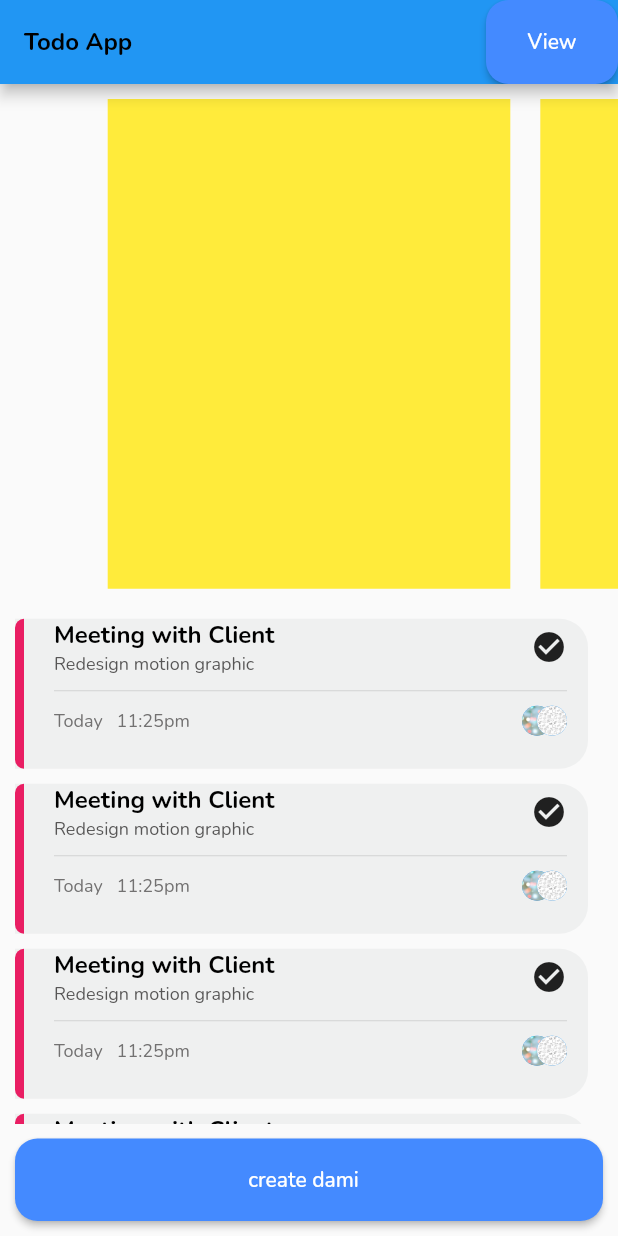
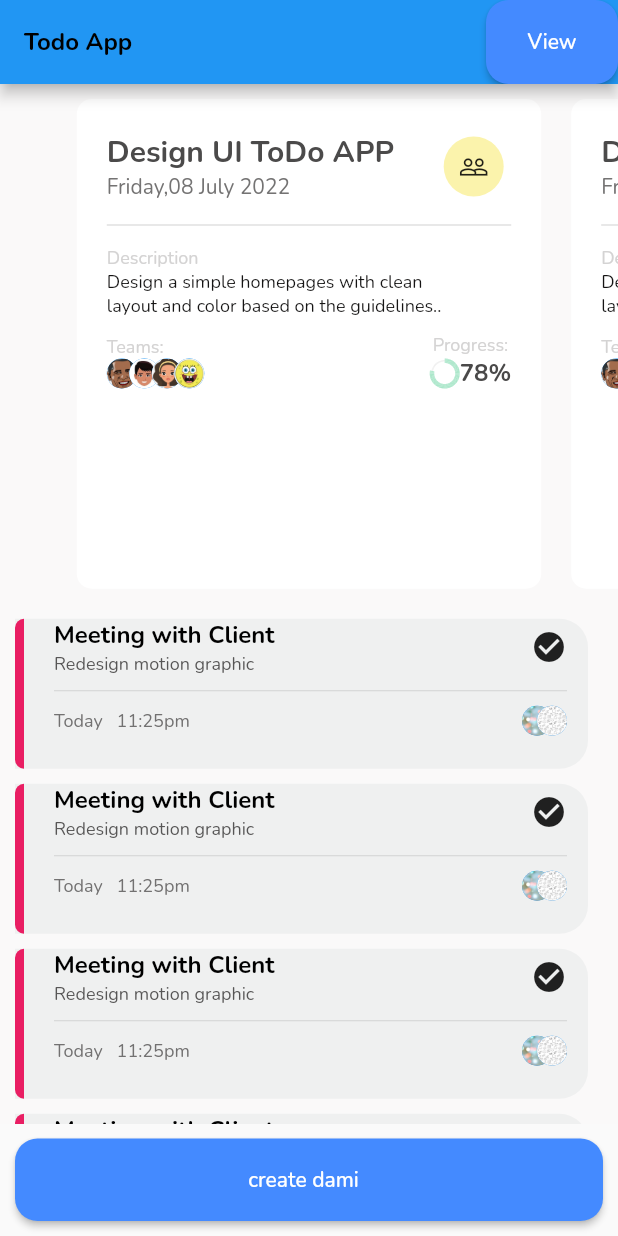
Before and after one commit to Manikgrg/todo, a Flutter app: the screen it shows after launch, on a phone screen of 412 x 824 dp. Run offline on Flutter 3.47's test engine with Material 2 defaults, Android fonts, the phone set to English and light mode, and no system bars; drawn by our look-alikes of step_progress_indicator; our stand-ins replace flutter_keyboard_visibility, google_fonts.

Commit message:
here page bagger and circluar progress bar added

```diff
--- a/lib/screens/HomeScreen.dart
+++ b/lib/screens/HomeScreen.dart
@@ -23,10 +23,13 @@ class HomeScreen extends StatelessWidget {
           //TextButton(onPressed: (){}, child: const Text("View more",style: TextStyle(color: Colors.black),))
         ],
       ),
-      body: Column(children: [
-        Expanded(child: ToDolistHorizontal()),
-        Expanded(child: Todolist())
-      ]),
+      body: Container(
+        color: Color.fromARGB(255, 250, 249, 249),
+        child: Column(children: [
+          Expanded(child: ToDolistHorizontal()),
+          Expanded(child: Todolist())
+        ]),
+      ),
       bottomNavigationBar: Padding(
         padding: EdgeInsets.all(10.0),
         child: AppButton(
--- /dev/null
+++ b/lib/widget/PageViewItemList.dart
@@ -0,0 +1,176 @@
+import 'package:flutter/material.dart';
+import 'package:step_progress_indicator/src/circular_step_progress_indicator.dart';
+
+class PageViewItemList extends StatefulWidget {
+  const PageViewItemList({super.key});
+
+  @override
+  State<PageViewItemList> createState() => _PageViewItemListState();
+}
+
+class _PageViewItemListState extends State<PageViewItemList> {
+  String textdescription = '''Design a simple homepages with clean
+layout and color based on the guidelines..''';
+  @override
+  Widget build(BuildContext context) {
+    return Container(
+      margin: const EdgeInsets.all(10.0),
+      padding: const EdgeInsets.all(20.0),
+      decoration: BoxDecoration(
+          color: Colors.white, borderRadius: BorderRadius.circular(10)),
+      child: Column(
+        crossAxisAlignment: CrossAxisAlignment.start,
+        children: [
+          Row(
+            mainAxisAlignment: MainAxisAlignment.spaceBetween,
+            children: [
+              Column(
+                crossAxisAlignment: CrossAxisAlignment.start,
+                children: [
+                  Text(
+                    "Design UI ToDo APP",
+                    style: TextStyle(
+                        fontWeight: FontWeight.bold,
+                        fontSize: 20.0,
+                        color: Color.fromARGB(255, 75, 74, 74)),
+                  ),
+                  Text(
+                    "Friday,08 July 2022",
+                    style: TextStyle(color: Color.fromARGB(255, 116, 115, 115)),
+                  ),
+                ],
+              ),
+              Container(
+                  margin: const EdgeInsets.all(15),
+                  decoration: BoxDecoration(shape: BoxShape.circle, boxShadow: [
+                    BoxShadow(
+                        color: Color.fromARGB(255, 251, 243, 172),
+                        spreadRadius: 10)
+                  ]),
+                  child: Icon(
+                    Icons.people_outline,
+                    size: 20,
+                  )),
+            ],
+          ),
+          SizedBox(
+            height: 6,
+          ),
+          Divider(
+            thickness: 1.0,
+          ),
+          SizedBox(
+            height: 6,
+          ),
+          Text(
+            "Description",
+            style: TextStyle(
+                color: Color.fromARGB(255, 212, 211, 211), fontSize: 12),
+          ),
+          Text(
+            textdescription,
+            style:
+                TextStyle(color: Color.fromARGB(255, 21, 20, 20), fontSize: 12),
+          ),
+          SizedBox(
+            height: 10,
+          ),
+          Row(
+            mainAxisAlignment: MainAxisAlignment.spaceBetween,
+            children: [
+              Column(
+                crossAxisAlignment: CrossAxisAlignment.start,
+                children: [
+                  Text(
+                    "Teams:",
+                    style: TextStyle(
+                        color: Color.fromARGB(255, 212, 211, 211),
+                        fontSize: 12),
+                  ),
+                  Stack(
+                    children: [
+                      Container(
+                          width: 20.0,
+                          height: 20.0,
+                          decoration: const BoxDecoration(
+                            image: DecorationImage(
+                                image:
+                                    AssetImage('assets/png/blackperson1.jpg'),
+                                fit: BoxFit.cover),
+                            color: Colors.blue,
+                            shape: BoxShape.circle,
+                          )),
+                      Container(
+                          margin: const EdgeInsets.only(left: 15),
+                          width: 20.0,
+                          height: 20.0,
+                          decoration: const BoxDecoration(
+                              color: Colors.blue,
+                              shape: BoxShape.circle,
+                              image: DecorationImage(
+                                  image: AssetImage('assets/png/boy.jpg'),
+                                  fit: BoxFit.cover))),
+                      Container(
+                          margin: const EdgeInsets.only(left: 30),
+                          width: 20.0,
+                          height: 20.0,
+                          decoration: const BoxDecoration(
+                            image: DecorationImage(
+                                image: AssetImage('assets/png/girl.jpeg'),
+                                fit: BoxFit.cover),
+                            color: Colors.blue,
+                            shape: BoxShape.circle,
+                          )),
+                      Container(
+                          margin: const EdgeInsets.only(left: 45),
+                          width: 20.0,
+                          height: 20.0,
+                          decoration: const BoxDecoration(
+                              color: Colors.blue,
+                              shape: BoxShape.circle,
+                              image: DecorationImage(
+                                  image: AssetImage('assets/png/sponbob.jpeg'),
+                                  fit: BoxFit.cover)))
+                    ],
+                  )
+                ],
+              ),
+              Column(
+                children: [
+                  Text(
+                    "Progress:",
+                    style: TextStyle(
+                        color: Color.fromARGB(255, 212, 211, 211),
+                        fontSize: 12),
+                  ),
+                  Row(
+                    children: <Widget>[
+                      CircularStepProgressIndicator(
+                        totalSteps: 100,
+                        currentStep: 78,
+                        stepSize: 1.0,
+                        selectedColor: Color.fromARGB(255, 166, 229, 199),
+                        unselectedColor: Colors.grey[200],
+                        padding: 0,
+                        width: 20,
+                        height: 20,
+                        selectedStepSize: 3,
+                      ),
+                      Text(
+                        "78%",
+                        style: TextStyle(
+                            color: Color.fromARGB(255, 74, 73, 73),
+                            fontSize: 16,
+                            fontWeight: FontWeight.bold),
+                      ),
+                    ],
+                  )
+                ],
+              ),
+            ],
+          )
+        ],
+      ),
+    );
+  }
+}
--- a/lib/widget/TodolistHorizontal.dart
+++ b/lib/widget/TodolistHorizontal.dart
@@ -1,21 +1,21 @@
 import 'package:flutter/material.dart';
+
+import 'package:todo/widget/PageViewItemList.dart';
 
 class ToDolistHorizontal extends StatelessWidget {
   ToDolistHorizontal({super.key});
 
-  PageController _pageController = PageController(viewportFraction: 0.7);
+  PageController _pageController = PageController(viewportFraction: 0.8);
 
   @override
   Widget build(BuildContext context) {
     return PageView.builder(
+        allowImplicitScrolling: true,
         scrollDirection: Axis.horizontal,
         itemCount: 10,
         controller: _pageController,
         itemBuilder: (context, index) {
-          return Container(
-            margin: const EdgeInsets.all(10.0),
-            color: Colors.yellow,
-          );
+          return PageViewItemList();
         });
   }
 }
--- a/pubspec.yaml
+++ b/pubspec.yaml
@@ -38,6 +38,7 @@ dependencies:
   cupertino_icons: ^1.0.2
   google_fonts: ^3.0.1
   flutter_keyboard_visibility: ^5.4.0
+  step_progress_indicator: ^1.0.2
 
 dev_dependencies:
   flutter_test:
```
Also changed, not shown: assets/png/blackperson1.jpg (added), assets/png/boy.jpg (added), assets/png/girl.jpeg (added), assets/png/sponbob.jpeg (added), pubspec.lock.
